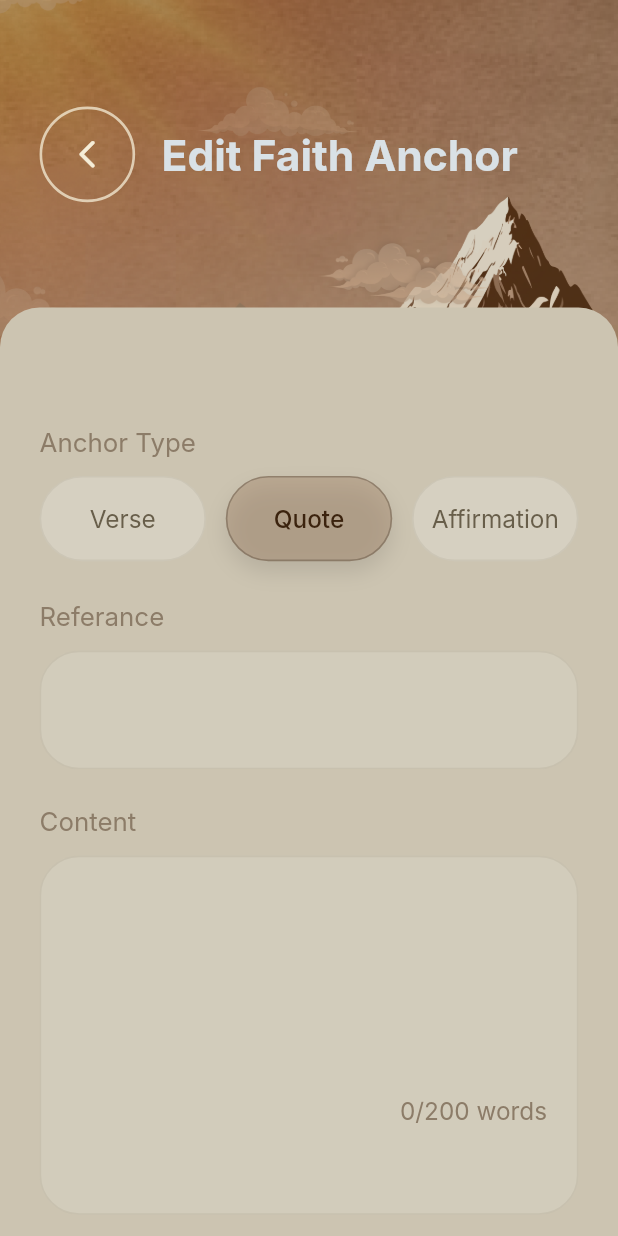
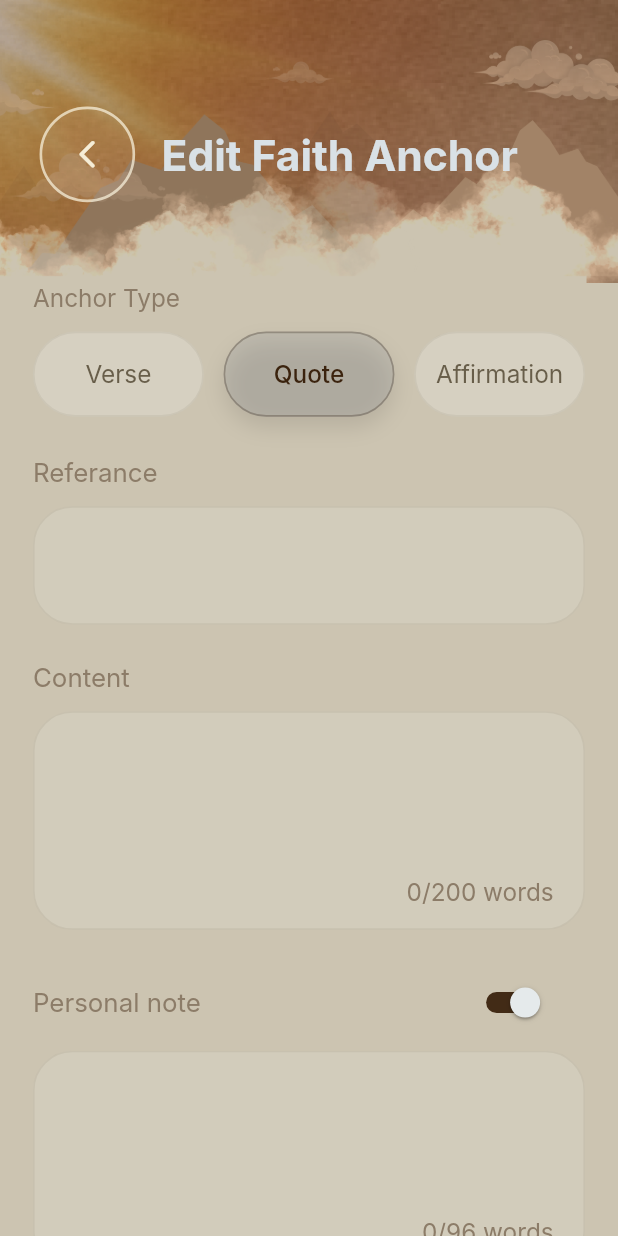
Before and after one commit to KaziAsif406/Ezri_Religional_Faith_App, a Flutter app: the AddFaithAnchorScreen screen opened directly, on a phone screen of 412 x 824 dp. Run offline on Flutter 3.47's test engine with Material 3 defaults, Android fonts, the phone set to English and light mode, and no system bars; drawn by our look-alikes of auto_animated; our stand-ins replace cached_network_image, dio, flutter_screenutil, get, get_it, get_storage and 2 more; missing offline and left inert: dotlottie_loader; accounts and stored records are empty.

Commit message:
Add Faith Anchor screen modified

```diff
--- a/lib/features/home/presentation/add_faith_anchor.dart
+++ b/lib/features/home/presentation/add_faith_anchor.dart
@@ -47,17 +47,11 @@ class _AddFaithAnchorScreenState extends State<AddFaithAnchorScreen> {
       body: SingleChildScrollView(
         child: Column(
           children: [
-						SizedBox(
-							height: 280.h,
-							child: Stack(
+            Stack(
               children: [
-									SizedBox(
-										width: double.infinity,
-										height: 235.h,
-										child: Image.asset(
-											'assets/images/header.png',
+                Image.asset(
+                  'assets/images/header_1.png',
                   fit: BoxFit.cover,
-										),
                 ),
                 Positioned(
                   top: 70.h,
@@ -76,7 +70,7 @@ class _AddFaithAnchorScreenState extends State<AddFaithAnchorScreen> {
                               color: AppColors.cF5EDD7.withValues(alpha: 0.75),
                               width: 1.6.w,
                             ),
-															color: Colors.transparent,
+                            color: const Color.fromARGB(17, 255, 255, 255),
                           ),
                           child: Icon(
                             Icons.arrow_back_ios_new_rounded,
@@ -89,39 +83,23 @@ class _AddFaithAnchorScreenState extends State<AddFaithAnchorScreen> {
                       Expanded(
                         child: Text(
                           'Edit Faith Anchor',
-														style: TextFontStyle.textStyle28cFFFFFFHelveticaNeue700,
+                          style:
+                              TextFontStyle.textStyle28cFFFFFFHelveticaNeue700,
                         ),
                       ),
                     ],
                   ),
                 ),
-									Positioned(
-										bottom: 0,
-										left: 0,
-										right: 0,
-										child: Container(
-											height: 78.h,
-											decoration: BoxDecoration(
-												color: AppColors.scaffoldColor,
-												borderRadius: BorderRadius.vertical(
-													top: Radius.circular(26.r),
-												),
-											),
-										),
-									),
               ],
             ),
-						),
             Padding(
-							padding: EdgeInsets.fromLTRB(24.w, 0, 24.w, 28.h),
+              padding: EdgeInsets.fromLTRB(20.w, 0, 20.w, 28.h),
               child: Column(
                 crossAxisAlignment: CrossAxisAlignment.start,
                 children: [
                   Text(
                     'Anchor Type',
-										style: TextFontStyle.textStyle16c8C7C68HelveticaNeue400.copyWith(
-											fontSize: 17.sp,
-										),
+                    style: TextFontStyle.textStyle16c8C7C68HelveticaNeue400,
                   ),
                   SizedBox(height: 12.h),
                   AnchorTypeSelector(
@@ -135,7 +113,8 @@ class _AddFaithAnchorScreenState extends State<AddFaithAnchorScreen> {
                   SizedBox(height: 26.h),
                   Text(
                     'Referance',
-										style: TextFontStyle.textStyle16c8C7C68HelveticaNeue400.copyWith(
+                    style: TextFontStyle.textStyle16c8C7C68HelveticaNeue400
+                        .copyWith(
                       fontSize: 17.sp,
                     ),
                   ),
@@ -154,21 +133,23 @@ class _AddFaithAnchorScreenState extends State<AddFaithAnchorScreen> {
                   SizedBox(height: 24.h),
                   Text(
                     'Content',
-										style: TextFontStyle.textStyle16c8C7C68HelveticaNeue400.copyWith(
+                    style: TextFontStyle.textStyle16c8C7C68HelveticaNeue400
+                        .copyWith(
                       fontSize: 17.sp,
                     ),
                   ),
                   SizedBox(height: 12.h),
                   _FormInputCard(
-										minHeight: 236.h,
+                    minHeight: 140.h,
                     child: Column(
                       crossAxisAlignment: CrossAxisAlignment.end,
                       children: [
                         TextField(
                           controller: _contentController,
-													maxLines: 5,
+                          maxLines: 3,
                           onChanged: (_) => setState(() {}),
-													style: TextFontStyle.textStyle20c3B230EHelveticaNeue400,
+                          style:
+                              TextFontStyle.textStyle20c3B230EHelveticaNeue400,
                           decoration: const InputDecoration(
                             border: InputBorder.none,
                             isCollapsed: true,
@@ -177,7 +158,8 @@ class _AddFaithAnchorScreenState extends State<AddFaithAnchorScreen> {
                         SizedBox(height: 18.h),
                         Text(
                           '$contentWords/200 words',
-													style: TextFontStyle.textStyle14c8C7C68HelveticaNeue400
+                          style: TextFontStyle
+                              .textStyle14c8C7C68HelveticaNeue400
                               .copyWith(fontSize: 16.sp),
                         ),
                       ],
@@ -188,8 +170,8 @@ class _AddFaithAnchorScreenState extends State<AddFaithAnchorScreen> {
                     children: [
                       Text(
                         'Personal note',
-												style:
-														TextFontStyle.textStyle16c8C7C68HelveticaNeue400.copyWith(
+                        style: TextFontStyle.textStyle16c8C7C68HelveticaNeue400
+                            .copyWith(
                           fontSize: 17.sp,
                         ),
                       ),
@@ -204,8 +186,8 @@ class _AddFaithAnchorScreenState extends State<AddFaithAnchorScreen> {
                             });
                           },
                           activeThumbColor: AppColors.cE5EAEB,
-													activeTrackColor:
-															AppColors.allsecondaryColor.withValues(alpha: 0.95),
+                          activeTrackColor: AppColors.allsecondaryColor
+                              .withValues(alpha: 0.95),
                           inactiveThumbColor: AppColors.c99907A,
                           inactiveTrackColor: AppColors.allPrimaryColor,
                         ),
@@ -214,16 +196,17 @@ class _AddFaithAnchorScreenState extends State<AddFaithAnchorScreen> {
                   ),
                   SizedBox(height: 8.h),
                   _FormInputCard(
-										minHeight: 220.h,
+                    minHeight: 140.h,
                     child: Column(
                       crossAxisAlignment: CrossAxisAlignment.end,
                       children: [
                         TextField(
                           enabled: _isPersonalNoteEnabled,
                           controller: _noteController,
-													maxLines: 4,
+                          maxLines: 3,
                           onChanged: (_) => setState(() {}),
-													style: TextFontStyle.textStyle20c3B230EHelveticaNeue400,
+                          style:
+                              TextFontStyle.textStyle20c3B230EHelveticaNeue400,
                           decoration: const InputDecoration(
                             border: InputBorder.none,
                             isCollapsed: true,
@@ -232,7 +215,8 @@ class _AddFaithAnchorScreenState extends State<AddFaithAnchorScreen> {
                         SizedBox(height: 18.h),
                         Text(
                           '$noteWords/96 words',
-													style: TextFontStyle.textStyle14c8C7C68HelveticaNeue400
+                          style: TextFontStyle
+                              .textStyle14c8C7C68HelveticaNeue400
                               .copyWith(fontSize: 16.sp),
                         ),
                       ],
@@ -242,7 +226,7 @@ class _AddFaithAnchorScreenState extends State<AddFaithAnchorScreen> {
                   CustomButton(
                     onPressed: () {},
                     title: 'Save Faith Anchor',
-										height: 64.h,
+                    height: 60.h,
                     borderRadius: BorderRadius.circular(40.r),
                     backgroundGradient: const LinearGradient(
                       begin: Alignment.topCenter,
--- a/lib/features/home/presentation/widget/anchor_type.dart
+++ b/lib/features/home/presentation/widget/anchor_type.dart
@@ -68,7 +68,7 @@ class _AnchorTypeChip extends StatelessWidget {
         height: 56.h,
         decoration: BoxDecoration(
           color: isSelected
-							? AppColors.cA28367.withValues(alpha: 0.42)
+              ? AppColors.c8F96A0.withValues(alpha: 0.22)
               : AppColors.cF5F6F5.withValues(alpha: 0.24),
           borderRadius: BorderRadius.circular(34.r),
           border: Border.all(
@@ -91,9 +91,7 @@ class _AnchorTypeChip extends StatelessWidget {
         child: Text(
           label,
           style: TextFontStyle.textStyle16c796956HelveticaNeue400.copyWith(
-						color: isSelected
-								? AppColors.allsecondaryColor
-								: AppColors.c685E4A,
+            color: isSelected ? AppColors.allsecondaryColor : AppColors.c685E4A,
             fontWeight: isSelected ? FontWeight.w500 : FontWeight.w400,
           ),
         ),
```
Also changed, not shown: 1 other file. Lines whose indentation alone changed are shown as unchanged.
